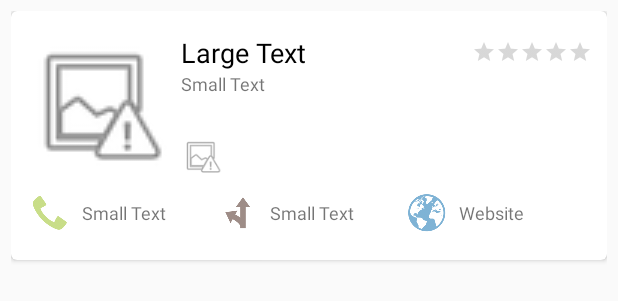
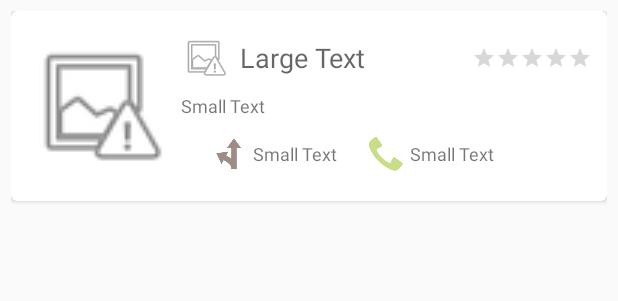
Before and after one commit to aziza4/AroundMe, an Android app: the layout favorite_list_item.xml on its own in the app's theme, with its tools: preview values and no code run, on a phone screen of 412 x 824 dp. Shown: the top 301 px of the screen. Run offline under Robolectric (Android 15) with nearby library versions, the phone set to English and light mode, and no system bars.

Commit message:
fix favorite_item layout reduce image download size to max width 200 pix

```diff
--- a/app/src/main/java/com/example/jbt/aroundme/Data/PlacePhoto.java
+++ b/app/src/main/java/com/example/jbt/aroundme/Data/PlacePhoto.java
@@ -9,7 +9,7 @@ import com.example.jbt.aroundme.Helpers.ImageHelper;
 
 public class PlacePhoto implements Parcelable{
 
-    public static final String PHOTO_MAX_WIDTH = "400";
+    public static final String PHOTO_MAX_WIDTH = "200";
 
     private final int mHeight;
     private final int mWidth;
--- a/app/src/main/java/com/example/jbt/aroundme/Services/NearbyService.java
+++ b/app/src/main/java/com/example/jbt/aroundme/Services/NearbyService.java
@@ -187,6 +187,8 @@ public class NearbyService extends IntentService {
         if (photo == null)
             return;
 
+        int bytesCount = photo.getByteCount();
+
         place.setPhoto(photo);
     }
 
--- a/app/src/main/java/com/example/jbt/aroundme/UIHelpers/SearchRecyclerAdapter.java
+++ b/app/src/main/java/com/example/jbt/aroundme/UIHelpers/SearchRecyclerAdapter.java
@@ -126,7 +126,8 @@ public class SearchRecyclerAdapter extends RecyclerView.Adapter<SearchRecyclerAd
                 @Override
                 public void onClick(View view) {
                     Intent intent = new Intent(mContext, MapActivity.class);
-                    intent.putExtra(MapActivity.INTENT_MAP_PLACE_KEY, mPlace);
+                    intent.putExtra(MapActivity.INTENT_MAP_ID_KEY, mPlace.getId());
+                    intent.putExtra(MapActivity.INTENT_MAP_TYPE_KEY, MapActivity.INTENT_MAP_TYPE_SEARCH_VAL);
                     mContext.startActivity(intent);
                 }
             });
--- a/app/src/main/res/layout/favorite_list_item.xml
+++ b/app/src/main/res/layout/favorite_list_item.xml
@@ -44,6 +44,17 @@
                 android:layout_toRightOf="@+id/favoritesPlaceImageView"
                 android:layout_toEndOf="@+id/favoritesPlaceImageView">
 
+                <ImageView
+                    android:layout_width="wrap_content"
+                    android:layout_height="wrap_content"
+                    android:layout_marginRight="@dimen/elements_horizontal_margin"
+                    android:layout_marginEnd="@dimen/elements_horizontal_margin"
+                    android:id="@+id/favoritesIconImageView"
+                    android:contentDescription="@string/search_place_photo"
+                    android:src="@android:drawable/ic_menu_report_image"
+                    android:alpha="0.7"
+                    android:adjustViewBounds="false"/>
+
                 <TextView
                     android:layout_width="0dp"
                     android:layout_weight="1"
@@ -52,8 +63,7 @@
                     android:text="Large Text"
                     android:singleLine="true"
                     android:ellipsize="end"
-                    android:id="@+id/favoritesNameTextView"
-                    android:textColor="@android:color/black" />
+                    android:id="@+id/favoritesNameTextView"/>
 
                 <RatingBar
                     android:id="@+id/favoritesPlaceRatingBar"
@@ -75,6 +85,7 @@
                 android:layout_below="@+id/topLinearLayout"
                 android:layout_alignLeft="@+id/topLinearLayout"
                 android:layout_alignStart="@+id/topLinearLayout"
+                android:layout_marginTop="@dimen/elements_vertical_margin"
                 android:id="@+id/favoritesVicinityTextView"
                 android:textAppearance="?android:attr/textAppearanceSmall"
                 android:maxLines="1"
@@ -82,34 +93,46 @@
                 android:textSize="@dimen/small_text"
                 android:text="Small Text"/>
 
-            <ImageView
-                android:layout_width="28dp"
-                android:layout_height="28dp"
-                android:id="@+id/favoritesIconImageView"
-                android:contentDescription="@string/search_place_photo"
-                android:src="@android:drawable/ic_menu_report_image"
-                android:alpha="0.7"
-                android:adjustViewBounds="false"
-                android:layout_alignBottom="@+id/favoritesPlaceImageView"
-                android:layout_alignLeft="@+id/favoritesVicinityTextView"
-                android:layout_alignStart="@+id/favoritesVicinityTextView" />
-
             <LinearLayout
-                android:layout_width="match_parent"
-                android:layout_height="wrap_content"
-                android:orientation="horizontal"
-                android:layout_marginTop="@dimen/elements_vertical_margin"
-                android:layout_below="@+id/favoritesPlaceImageView"
-                android:layout_alignLeft="@+id/favoritesPlaceImageView"
-                android:layout_alignStart="@+id/favoritesPlaceImageView">
-
-                <LinearLayout
-                    android:layout_width="0dp"
-                    android:layout_weight="1"
+                android:layout_width="wrap_content"
                 android:layout_height="wrap_content"
                 android:orientation="horizontal"
                 android:layout_gravity="center_vertical"
-                    android:id="@+id/favoritesDialLayout">
+                android:id="@+id/favoritesDistanceLayout"
+                android:layout_marginStart="@dimen/activity_horizontal_margin"
+                android:layout_marginEnd="@dimen/activity_horizontal_margin"
+                android:layout_alignBottom="@+id/favoritesPlaceImageView"
+                android:layout_alignLeft="@+id/favoritesVicinityTextView"
+                android:layout_alignStart="@+id/favoritesVicinityTextView">
+
+                <ImageView
+                    android:layout_width="wrap_content"
+                    android:layout_height="wrap_content"
+                    android:contentDescription="@string/favorite_place_distance"
+                    android:src="@drawable/ic_action_distance"
+                    android:tint="@color/distance"/>
+
+                <TextView
+                    android:layout_width="wrap_content"
+                    android:layout_height="wrap_content"
+                    android:layout_gravity="center_vertical"
+                    android:textAppearance="?android:attr/textAppearanceSmall"
+                    android:textSize="@dimen/small_text"
+                    android:text="Small Text"
+                    android:id="@+id/favoritesDistanceTextView"/>
+
+            </LinearLayout>
+
+
+            <LinearLayout
+                android:layout_width="wrap_content"
+                android:layout_height="wrap_content"
+                android:orientation="horizontal"
+                android:layout_gravity="center_vertical"
+                android:id="@+id/favoritesDialLayout"
+                android:layout_alignTop="@+id/favoritesDistanceLayout"
+                android:layout_toRightOf="@+id/favoritesDistanceLayout"
+                android:layout_toEndOf="@+id/favoritesDistanceLayout">
 
                 <ImageView
                     android:layout_width="wrap_content"
@@ -121,8 +144,6 @@
                 <TextView
                     android:layout_width="wrap_content"
                     android:layout_height="wrap_content"
-                        android:paddingStart="5dp"
-                        android:paddingEnd="5dp"
                     android:layout_gravity="center_vertical"
                     android:textAppearance="?android:attr/textAppearanceSmall"
                     android:textSize="@dimen/small_text"
@@ -131,64 +152,8 @@
 
             </LinearLayout>
 
-                <LinearLayout
-                    android:layout_width="0dp"
-                    android:layout_weight="1"
-                    android:layout_height="wrap_content"
-                    android:orientation="horizontal"
-                    android:layout_gravity="center_vertical"
-                    android:id="@+id/favoritesDistanceLayout">
-
-                    <ImageView
-                        android:layout_width="wrap_content"
-                        android:layout_height="wrap_content"
-                        android:contentDescription="@string/favorite_place_distance"
-                        android:src="@drawable/ic_action_distance"
-                        android:tint="@color/distance"/>
-
-                    <TextView
-                        android:layout_width="wrap_content"
-                        android:layout_height="wrap_content"
-                        android:paddingStart="5dp"
-                        android:paddingEnd="5dp"
-                        android:layout_gravity="center_vertical"
-                        android:textAppearance="?android:attr/textAppearanceSmall"
-                        android:textSize="@dimen/small_text"
-                        android:text="Small Text"
-                        android:id="@+id/favoritesDistanceTextView"/>
-
-                </LinearLayout>
-
-                <LinearLayout
-                    android:layout_width="0dp"
-                    android:layout_weight="1"
-                    android:layout_height="wrap_content"
-                    android:orientation="horizontal"
-                    android:layout_gravity="center_vertical"
-                    android:id="@+id/favoritesWebsiteLayout">
-
-                    <ImageView
-                        android:layout_width="wrap_content"
-                        android:layout_height="wrap_content"
-                        android:contentDescription="@string/favorite_place_website"
-                        android:src="@drawable/ic_action_website"
-                        android:tint="@color/website"/>
-
-                    <TextView
-                        android:layout_width="wrap_content"
-                        android:layout_height="wrap_content"
-                        android:paddingStart="5dp"
-                        android:paddingEnd="5dp"
-                        android:layout_gravity="center_vertical"
-                        android:textAppearance="?android:attr/textAppearanceSmall"
-                        android:textSize="@dimen/small_text"
-                        android:text="@string/favorite_place_website"
-                        android:id="@+id/favoritesWebsiteTextView"/>
-
-                </LinearLayout>
 
 
-            </LinearLayout>
 
         </RelativeLayout>
 
```
Also changed, not shown: app/src/main/java/com/example/jbt/aroundme/ActivitiesAndFragments/MapActivity.java (+12 -3 lines), app/src/main/java/com/example/jbt/aroundme/ActivitiesAndFragments/PlaceFragment.java (+69 -15 lines), app/src/main/java/com/example/jbt/aroundme/Helpers/AroundMeDBHelper.java (+62 -0 lines), app/src/main/java/com/example/jbt/aroundme/UIHelpers/FavoritesRecyclerAdapter.java (+15 -19 lines), app/src/main/java/com/example/jbt/aroundme/UIHelpers/NearbyNotificationReceiver.java (+6 -2 lines), app/src/main/res/layout/activity_map.xml (+5 -5 lines). Lines whose indentation alone changed are shown as unchanged.
